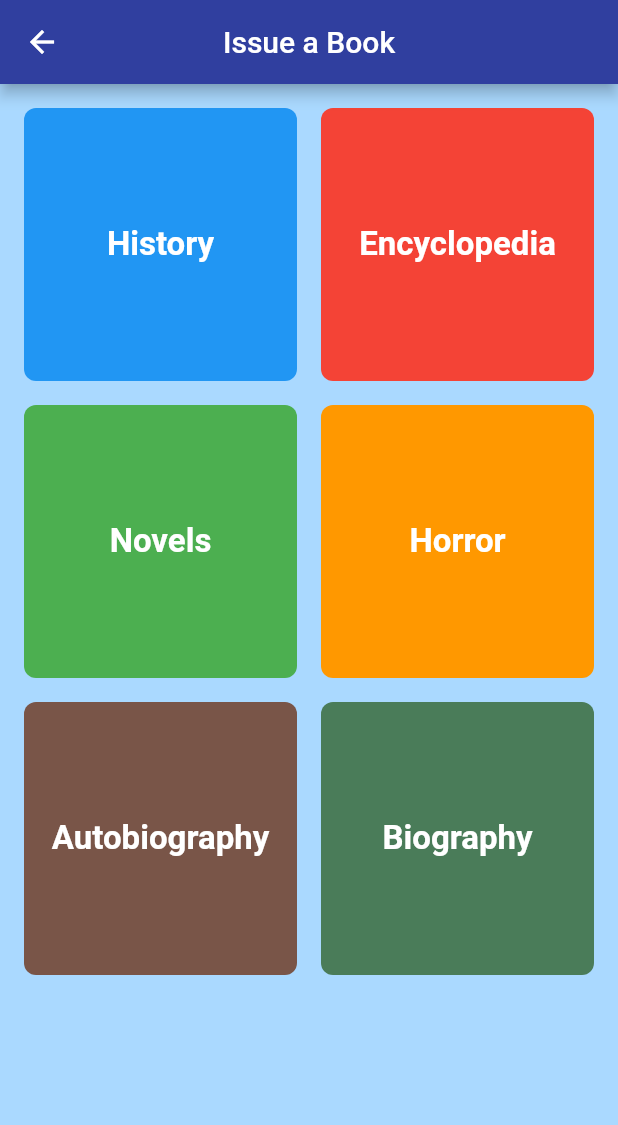
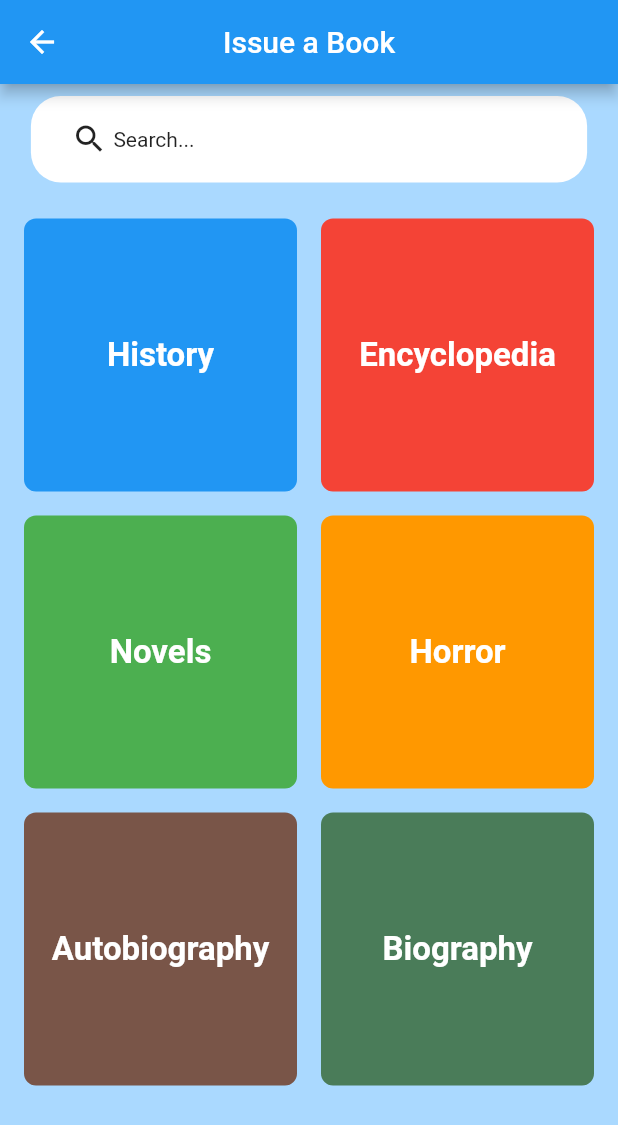
Before and after one commit to DhruvGandhi31/Bibliotheca, a Flutter app: the BookIssueScreen screen opened directly, on a phone screen of 412 x 824 dp. Shown: the top 1125 px of the screen. Run offline on Flutter 3.47's test engine with Material 2 defaults, Android fonts, the phone set to English and light mode, and no system bars; our stand-ins replace carousel_slider, cloud_firestore, firebase_auth, firebase_core, flutter_spinkit, fluttertoast and 1 more; accounts and stored records are empty.

Commit message:
Big Changes (8 inch - only in Africa)

```diff
--- a/lib/screens/HomePage/Issue a Book/issuebooks.dart
+++ b/lib/screens/HomePage/Issue a Book/issuebooks.dart
@@ -1,16 +1,49 @@
 import 'package:flutter/material.dart';
+import '../../searchpage.dart';
 
 class BookIssueScreen extends StatelessWidget {
   @override
   Widget build(BuildContext context) {
     return Scaffold(
+      backgroundColor: Color(0xFFAAD9FF),
       appBar: AppBar(
-        backgroundColor: Color(0xFF303F9F),
         title: Text('Issue a Book'),
         centerTitle: true,
       ),
-      backgroundColor: const Color(0xFFAAD9FF),
-      body: Container(
+      body: Column(
+        children: [
+          Padding(
+            padding: EdgeInsets.symmetric(horizontal: 16.0, vertical: 8.0),
+            child: GestureDetector(
+              onTap: () {
+                Navigator.push(
+                  context,
+                  MaterialPageRoute(builder: (context) => SearchPage()),
+                );
+              },
+              child: Container(
+                alignment: Alignment.center,
+                width: MediaQuery.of(context).size.width * 0.9,
+                height: MediaQuery.of(context).size.height * 0.07,
+                padding: const EdgeInsets.symmetric(horizontal: 20.0),
+                decoration: BoxDecoration(
+                  color: Colors.white,
+                  borderRadius: BorderRadius.circular(20),
+                ),
+                child: Row(
+                  mainAxisAlignment: MainAxisAlignment.start,
+                  children: [
+                    SizedBox(width: 7),
+                    Icon(Icons.search),
+                    SizedBox(width: 4),
+                    Text('Search...'),
+                  ],
+                ),
+              ),
+            ),
+          ),
+          Expanded(
+            child: Container(
               padding: EdgeInsets.all(16.0),
               child: GridView.count(
                 crossAxisCount: 2,
@@ -26,11 +59,18 @@ class BookIssueScreen extends StatelessWidget {
                   _buildGenreContainer(
                       genre: 'Horror', color: Colors.orange, onTap: () {}),
                   _buildGenreContainer(
-                genre: 'Autobiography', color: Colors.brown, onTap: () {}),
+                      genre: 'Autobiography',
+                      color: Colors.brown,
+                      onTap: () {}),
                   _buildGenreContainer(
-                genre: 'Biography', color: Color(0xFF4A7C59), onTap: () {})
+                      genre: 'Biography',
+                      color: Color(0xFF4A7C59),
+                      onTap: () {})
                 ],
               ),
+            ),
+          ),
+        ],
       ),
     );
   }
--- a/lib/screens/navbar.dart
+++ b/lib/screens/navbar.dart
@@ -66,6 +66,7 @@ class NavBar extends StatelessWidget {
                         child: Text('Yes'),
                         onPressed: () {
                           _signOut(context);
+                          Navigator.of(context).pop();
                         },
                       ),
                       TextButton(
```
Also changed, not shown: lib/screens/homepage.dart (+31 -4 lines), 1 other file. Lines whose indentation alone changed are shown as unchanged.
